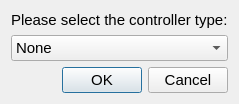
First picture: the form in modules/steeringwheelcontrol/dialog/sw_controllertype.ui, repository tud-hri/joan, before the edit.
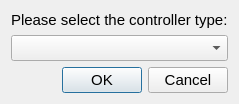
Second picture: the form after the edit.

```diff
--- a/modules/steeringwheelcontrol/dialog/sw_controllertype.ui
+++ b/modules/steeringwheelcontrol/dialog/sw_controllertype.ui
@@ -53,11 +53,6 @@
        <pointsize>11</pointsize>
       </font>
      </property>
-     <item>
-      <property name="text">
-       <string>None</string>
-      </property>
-     </item>
     </widget>
    </item>
   </layout>
```
